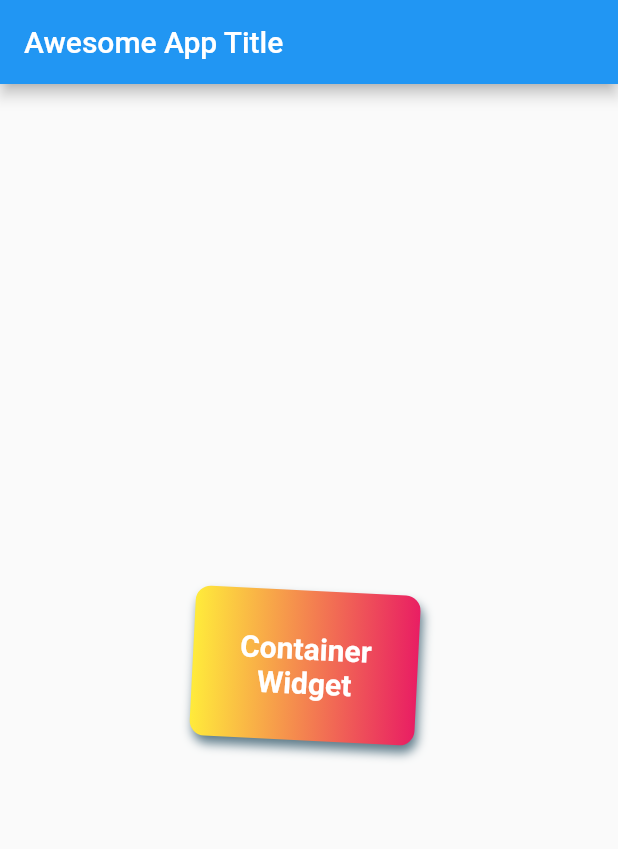
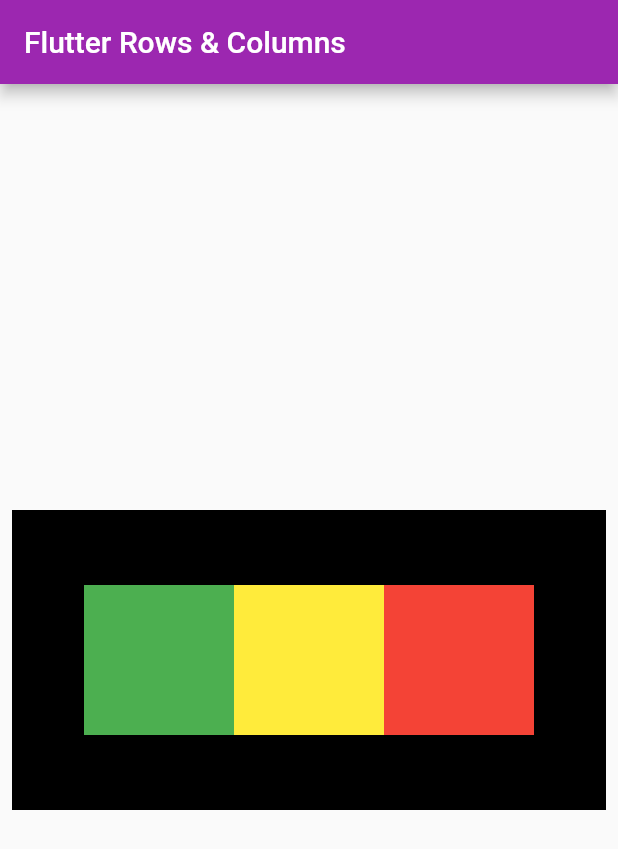
Before and after one commit to rizwanabbasi/awesomeapp, a Flutter app: the screen it shows after launch, on a phone screen of 412 x 824 dp. Shown: the top 849 px of the screen. Run offline on Flutter 3.47's test engine with Material 2 defaults, Android fonts, the phone set to English and light mode, and no system bars.

Commit message:
Chapter 3 - Flutter Rows & Columns Completed

```diff
--- /dev/null
+++ b/lib/home.dart
@@ -0,0 +1,54 @@
+import 'package:flutter/material.dart';
+
+class Home extends StatelessWidget {
+  const Home({super.key});
+
+  @override
+  Widget build(BuildContext context) {
+    return Scaffold(
+      appBar: AppBar(
+        title: const Text("Flutter Rows & Columns"),
+      ),
+      body: Padding(
+        padding: const EdgeInsets.all(8.0),
+        child: Align(
+          alignment: Alignment.center,
+          child: Container(
+            color: Colors.black,
+            //width: MediaQuery.of(context).size.width,
+            //height: MediaQuery.of(context).size.height,
+            width: 400,
+            height: 200,
+            child: Padding(
+              padding: const EdgeInsets.all(8.0),
+              child: Row(
+                mainAxisAlignment: MainAxisAlignment.center,
+                crossAxisAlignment: CrossAxisAlignment.center,
+                children: [
+                  Container(
+                    padding: const EdgeInsets.all(8.0),
+                    width: 100,
+                    height: 100,
+                    color: Colors.green,
+                  ),
+                  Container(
+                    padding: const EdgeInsets.all(8.0),
+                    width: 100,
+                    height: 100,
+                    color: Colors.yellow,
+                  ),
+                  Container(
+                    padding: const EdgeInsets.all(8.0),
+                    width: 100,
+                    height: 100,
+                    color: Colors.red,
+                  ),
+                ],
+              ),
+            ),
+          ),
+        ),
+      ),
+    );
+  }
+}
--- a/lib/main.dart
+++ b/lib/main.dart
@@ -1,49 +1,17 @@
 import 'package:flutter/material.dart';
+import 'package:awesomeapp/home.dart';
 
 void main() => runApp(const HomePage());
 
 class HomePage extends StatelessWidget {
-  const HomePage({super.key});
+  const HomePage({Key? key}) : super(key: key);
 
   @override
   Widget build(BuildContext context) {
     return MaterialApp(
-      title: "Material App Title",
-      home: Scaffold(
-        appBar: AppBar(
-          title: const Text("Awesome App Title"),
-        ),
-        body: Center(
-          child: Container(
-            padding: const EdgeInsets.all(8),
-            alignment: Alignment.center,
-            width: 150,
-            height: 100,
-            transform: Matrix4.rotationZ(0.05),
-            decoration: BoxDecoration(
-                //shape: BoxShape.circle,
-                borderRadius: BorderRadius.circular(10),
-                boxShadow: const [
-                  BoxShadow(
-                      color: Colors.blueGrey,
-                      blurRadius: 5,
-                      offset: Offset(2.0, 5.0)),
-                ],
-                color: Colors.teal,
-                gradient:
-                    const LinearGradient(colors: [Colors.yellow, Colors.pink])),
-            child: const Text(
-              "Container Widget",
-              textAlign: TextAlign.center,
-              style: TextStyle(
-                color: Colors.white,
-                fontWeight: FontWeight.bold,
-                fontSize: 20,
-              ),
-            ),
-          ),
-        ),
-      ),
+      title: "Flutter Rows & Columns",
+      home: Home(),
+      theme: ThemeData(primarySwatch: Colors.purple),
     );
-  } //build
-} //HomePage
+  }
+}
```
